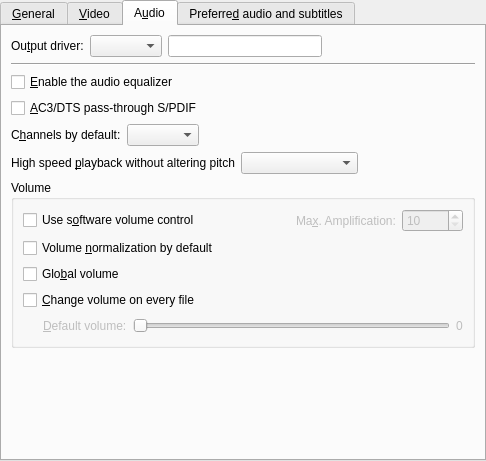
Old version of the form src/prefgeneral.ui in the repository wilbert2000/wzplayer.
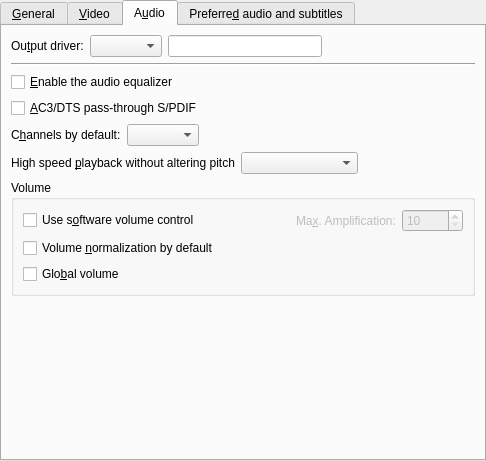
New version of the form. The open tabs and pages were chosen to show the change. Custom widgets are drawn as their Qt base class.

Commit message: * Deleted the option "Change volume on every file" (Preferences ->    General -> Audio). It did more or less the same now it does the "Global    volume" option.  * Deleted the "Default volume" slider in (Preferences -> General -> Audio).    With time it lost its original meaning. It's still possible to configure    the default volume in smplayer.ini.

The edit to the form file:
```diff
--- a/src/prefgeneral.ui
+++ b/src/prefgeneral.ui
@@ -789,105 +789,6 @@
             </property>
            </widget>
           </item>
-          <item>
-           <widget class="QWidget" native="1" name="change_volume_container" >
-            <layout class="QVBoxLayout" >
-             <property name="leftMargin" >
-              <number>0</number>
-             </property>
-             <property name="topMargin" >
-              <number>0</number>
-             </property>
-             <property name="rightMargin" >
-              <number>0</number>
-             </property>
-             <property name="bottomMargin" >
-              <number>0</number>
-             </property>
-             <item>
-              <widget class="QCheckBox" name="change_volume_check" >
-               <property name="text" >
-                <string>&amp;Change volume on every file</string>
-               </property>
-              </widget>
-             </item>
-             <item>
-              <layout class="QHBoxLayout" >
-               <property name="spacing" >
-                <number>6</number>
-               </property>
-               <property name="leftMargin" >
-                <number>0</number>
-               </property>
-               <property name="topMargin" >
-                <number>0</number>
-               </property>
-               <property name="rightMargin" >
-                <number>0</number>
-               </property>
-               <property name="bottomMargin" >
-                <number>0</number>
-               </property>
-               <item>
-                <spacer>
-                 <property name="orientation" >
-                  <enum>Qt::Horizontal</enum>
-                 </property>
-                 <property name="sizeType" >
-                  <enum>QSizePolicy::Fixed</enum>
-                 </property>
-                 <property name="sizeHint" >
-                  <size>
-                   <width>20</width>
-                   <height>20</height>
-                  </size>
-                 </property>
-                </spacer>
-               </item>
-               <item>
-                <widget class="QLabel" name="default_volume_label" >
-                 <property name="enabled" >
-                  <bool>false</bool>
-                 </property>
-                 <property name="text" >
-                  <string>&amp;Default volume:</string>
-                 </property>
-                 <property name="wordWrap" >
-                  <bool>false</bool>
-                 </property>
-                 <property name="buddy" >
-                  <cstring>initial_volume_slider</cstring>
-                 </property>
-                </widget>
-               </item>
-               <item>
-                <widget class="QSlider" name="initial_volume_slider" >
-                 <property name="enabled" >
-                  <bool>false</bool>
-                 </property>
-                 <property name="maximum" >
-                  <number>100</number>
-                 </property>
-                 <property name="orientation" >
-                  <enum>Qt::Horizontal</enum>
-                 </property>
-                </widget>
-               </item>
-               <item>
-                <widget class="QLabel" name="initial_volume_label" >
-                 <property name="enabled" >
-                  <bool>false</bool>
-                 </property>
-                 <property name="text" >
-                  <string>0</string>
-                 </property>
-                </widget>
-               </item>
-              </layout>
-             </item>
-            </layout>
-           </widget>
-          </item>
          </layout>
         </widget>
        </item>
```
Left out of the diff: 82 changed lines with no effect on the pictures. The commit also changes 6 other files.
